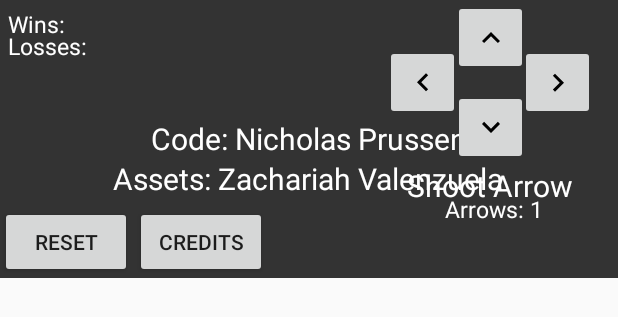
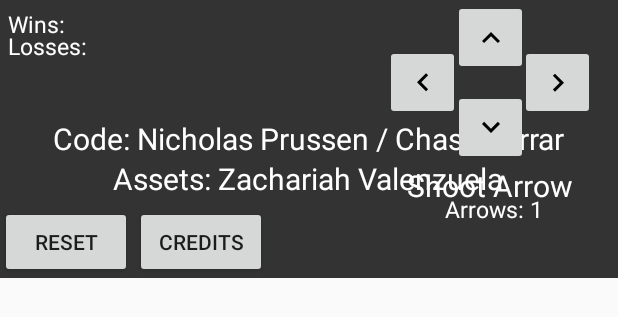
Before and after one commit to Scorch-Git/WumpusWorldApp, an Android app: the layout activity_main.xml on its own in the app's theme, with its tools: preview values and no code run, on a phone screen of 412 x 824 dp. Shown: the top 317 px of the screen. Run offline under Robolectric (Android 15) with nearby library versions, the phone set to English and light mode, and no system bars.

Commit message:
added chase, first release

```diff
--- a/app/src/main/res/values/strings.xml
+++ b/app/src/main/res/values/strings.xml
@@ -14,5 +14,5 @@
     <string name="lose_counter">Losses: </string>
 
     <string name="asset_cred">Assets: Zachariah Valenzuela</string>
-    <string name="code_cred">Code: Nicholas Prussen</string>
+    <string name="code_cred">Code: Nicholas Prussen / Chase Farrar</string>
 </resources>
```
Also changed, not shown: 6 other files.
